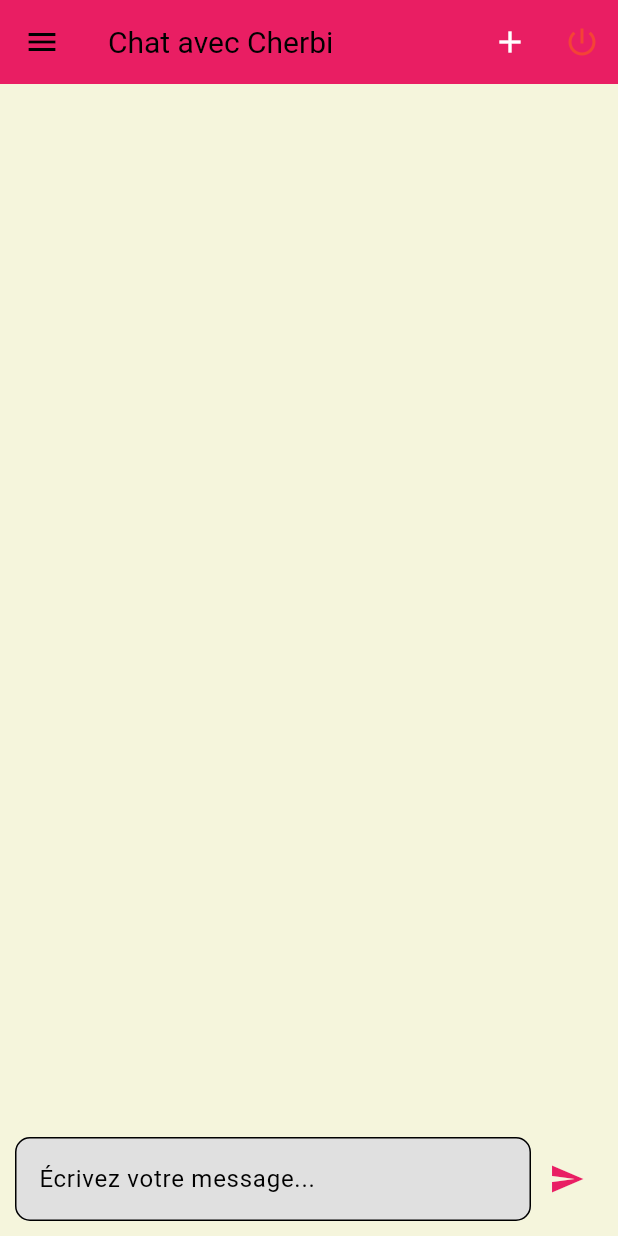
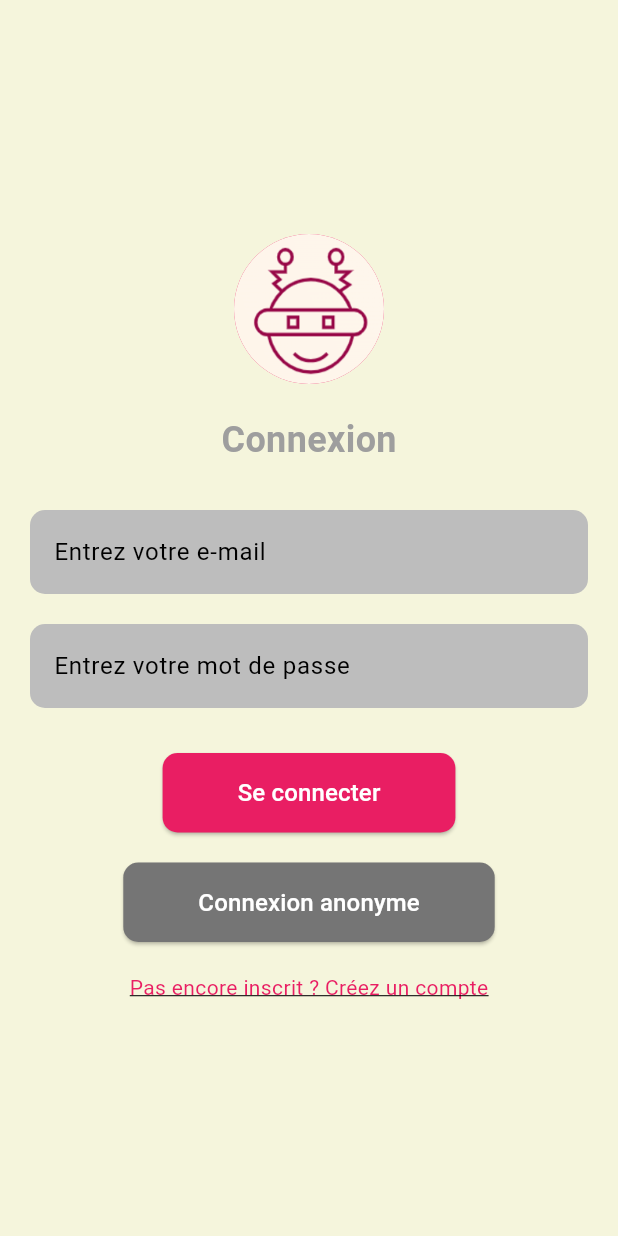
Before and after one commit to Amelchrb/Projet-flutter-Cherbi-Amel, a Flutter app: the screen it shows after launch, on a phone screen of 412 x 824 dp. Run offline on Flutter 3.47's test engine with Material 3 defaults, Android fonts, the light colour scheme and no system bars; our stand-ins replace cloud_firestore, firebase_auth, firebase_core; accounts and stored records are empty; Roboto replaces fonts that are missing (Poppins).

```diff
--- a/chatbot_ia/lib/main.dart
+++ b/chatbot_ia/lib/main.dart
@@ -1,7 +1,16 @@
 import 'package:flutter/material.dart';
-import 'pages/chat_screen.dart'; // Importe la page de chat
+import 'package:firebase_core/firebase_core.dart'; // Import Firebase Core
+import 'firebase_options.dart'; // Import des options Firebase générées
+import 'pages/chat_screen.dart'; // Page de chat
+import 'pages/login_screen.dart'; // Page de connexion
+import 'pages/register_screen.dart'; // Page d'inscription
+import 'package:firebase_auth/firebase_auth.dart'; // Import Firebase Auth
 
-void main() {
+void main() async {
+  WidgetsFlutterBinding.ensureInitialized(); // Initialise Flutter pour Firebase
+  await Firebase.initializeApp(
+    options: DefaultFirebaseOptions.currentPlatform, // Configure Firebase
+  );
   runApp(MyApp());
 }
 
@@ -15,12 +24,11 @@ class MyApp extends StatelessWidget {
       // Thème clair
       theme: ThemeData(
         colorScheme: ColorScheme.fromSwatch(
-          primarySwatch: Colors.pink, // Couleur principale
-          accentColor: Colors.green, // Couleur secondaire (deprecated)
-          brightness: Brightness.light, // Mode clair
+          primarySwatch: Colors.pink,
+          brightness: Brightness.light,
         ),
         textTheme: const TextTheme(
-          bodyLarge: TextStyle(color: Colors.black), // Texte par défaut en noir
+          bodyLarge: TextStyle(color: Colors.black),
         ),
       ),
 
@@ -28,20 +36,49 @@ class MyApp extends StatelessWidget {
       darkTheme: ThemeData(
         colorScheme: ColorScheme.fromSwatch(
           primarySwatch: Colors.pink,
-          accentColor: Colors.green,
-          brightness: Brightness.dark, // Mode sombre
+          brightness: Brightness.dark,
         ),
         textTheme: const TextTheme(
-          bodyLarge:
-              TextStyle(color: Colors.white), // Texte par défaut en blanc
+          bodyLarge: TextStyle(color: Colors.white),
         ),
       ),
 
       // Mode du thème (automatique)
-      themeMode: ThemeMode.system, // Change automatiquement selon le système
+      themeMode: ThemeMode.system,
 
-      // Page principale
-      home: ChatScreen(), // Définit ChatScreen comme écran principal
+      // Gestion des pages principales
+      home:
+          AuthStateHandler(), // Gère la redirection en fonction de l'état de connexion
+      routes: {
+        '/login': (context) => LoginScreen(),
+        '/chat': (context) => ChatScreen(),
+        '/register': (context) => RegisterScreen(),
+      },
     );
   }
 }
+
+class AuthStateHandler extends StatelessWidget {
+  @override
+  Widget build(BuildContext context) {
+    return StreamBuilder<User?>(
+      stream: FirebaseAuth.instance.authStateChanges(),
+      builder: (context, snapshot) {
+        if (snapshot.connectionState == ConnectionState.waiting) {
+          // Affiche un écran de chargement pendant l'attente
+          return const Scaffold(
+            body: Center(child: CircularProgressIndicator()),
+          );
+        }
+
+        if (snapshot.hasData) {
+          // Si l'utilisateur est connecté, rediriger vers ChatScreen
+          return ChatScreen();
+        } else {
+          // Sinon, rediriger vers LoginScreen
+          return LoginScreen();
+        }
+      },
+    );
+  }
+}
--- /dev/null
+++ b/chatbot_ia/lib/pages/login_screen.dart
@@ -0,0 +1,210 @@
+import 'package:flutter/material.dart';
+import 'register_screen.dart'; // Import de la page d'inscription
+import 'package:firebase_auth/firebase_auth.dart'; // Firebase Auth pour la connexion
+
+class LoginScreen extends StatefulWidget {
+  @override
+  _LoginScreenState createState() => _LoginScreenState();
+}
+
+class _LoginScreenState extends State<LoginScreen> {
+  final TextEditingController _emailController = TextEditingController();
+  final TextEditingController _passwordController = TextEditingController();
+  bool _isLoading = false;
+
+  // Fonction pour se connecter avec e-mail et mot de passe
+  void _login() async {
+    setState(() {
+      _isLoading = true;
+    });
+
+    try {
+      await FirebaseAuth.instance.signInWithEmailAndPassword(
+        email: _emailController.text.trim(),
+        password: _passwordController.text.trim(),
+      );
+
+      ScaffoldMessenger.of(context).showSnackBar(
+        const SnackBar(content: Text('Connexion réussie !')),
+      );
+
+      // Redirection vers la page de chat
+      Navigator.pushReplacementNamed(context, '/chat');
+    } catch (e) {
+      _handleAuthError(e);
+    } finally {
+      setState(() {
+        _isLoading = false;
+      });
+    }
+  }
+
+  // Fonction pour se connecter anonymement
+  void _loginAnonymously() async {
+    setState(() {
+      _isLoading = true;
+    });
+
+    try {
+      await FirebaseAuth.instance.signInAnonymously();
+
+      ScaffoldMessenger.of(context).showSnackBar(
+        const SnackBar(content: Text('Connexion anonyme réussie !')),
+      );
+
+      // Redirection vers la page de chat
+      Navigator.pushReplacementNamed(context, '/chat');
+    } catch (e) {
+      ScaffoldMessenger.of(context).showSnackBar(
+        SnackBar(content: Text('Erreur : ${e.toString()}')),
+      );
+    } finally {
+      setState(() {
+        _isLoading = false;
+      });
+    }
+  }
+
+  // Gestion des erreurs Firebase Auth
+  void _handleAuthError(Object e) {
+    String errorMessage;
+
+    switch (e.runtimeType) {
+      case FirebaseAuthException:
+        final authException = e as FirebaseAuthException;
+        switch (authException.code) {
+          case 'user-not-found':
+            errorMessage = "Aucun utilisateur trouvé avec cet e-mail.";
+            break;
+          case 'wrong-password':
+            errorMessage = "Mot de passe incorrect.";
+            break;
+          case 'invalid-email':
+            errorMessage = "Adresse e-mail invalide.";
+            break;
+          default:
+            errorMessage = "Erreur inconnue : ${authException.message}";
+        }
+        break;
+      default:
+        errorMessage = "Une erreur inattendue s'est produite : ${e.toString()}";
+    }
+
+    ScaffoldMessenger.of(context).showSnackBar(
+      SnackBar(content: Text(errorMessage)),
+    );
+  }
+
+  @override
+  Widget build(BuildContext context) {
+    return Scaffold(
+      backgroundColor: const Color(0xFFF5F5DC), // Beige clair
+      body: Padding(
+        padding: const EdgeInsets.all(20.0),
+        child: Column(
+          mainAxisAlignment: MainAxisAlignment.center,
+          children: [
+            // Logo
+            CircleAvatar(
+              backgroundImage: AssetImage('assets/images/Icon-192.png'),
+              radius: 50,
+            ),
+            const SizedBox(height: 20),
+            const Text(
+              'Connexion',
+              style: TextStyle(
+                color: Colors.grey,
+                fontFamily: 'Poppins',
+                fontSize: 24,
+                fontWeight: FontWeight.bold,
+              ),
+            ),
+            const SizedBox(height: 30),
+            // Champ pour l'e-mail
+            TextField(
+              controller: _emailController,
+              decoration: InputDecoration(
+                hintText: "Entrez votre e-mail",
+                filled: true,
+                fillColor: Colors.grey.shade400,
+                border: OutlineInputBorder(
+                  borderRadius: BorderRadius.circular(10),
+                  borderSide: BorderSide.none,
+                ),
+              ),
+              keyboardType: TextInputType.emailAddress,
+            ),
+            const SizedBox(height: 20),
+            // Champ pour le mot de passe
+            TextField(
+              controller: _passwordController,
+              obscureText: true,
+              decoration: InputDecoration(
+                hintText: "Entrez votre mot de passe",
+                filled: true,
+                fillColor: Colors.grey.shade400,
+                border: OutlineInputBorder(
+                  borderRadius: BorderRadius.circular(10),
+                  borderSide: BorderSide.none,
+                ),
+              ),
+            ),
+            const SizedBox(height: 30),
+            // Bouton de connexion
+            ElevatedButton(
+              onPressed: _isLoading ? null : _login,
+              style: ElevatedButton.styleFrom(
+                backgroundColor: Colors.pink,
+                padding:
+                    const EdgeInsets.symmetric(horizontal: 50, vertical: 15),
+                shape: RoundedRectangleBorder(
+                  borderRadius: BorderRadius.circular(10),
+                ),
+              ),
+              child: _isLoading
+                  ? const CircularProgressIndicator(color: Colors.white)
+                  : const Text(
+                      'Se connecter',
+                      style: TextStyle(fontSize: 16, color: Colors.white),
+                    ),
+            ),
+            const SizedBox(height: 20),
+            // Bouton de connexion anonyme
+            ElevatedButton(
+              onPressed: _isLoading ? null : _loginAnonymously,
+              style: ElevatedButton.styleFrom(
+                backgroundColor: Colors.grey.shade600,
+                padding:
+                    const EdgeInsets.symmetric(horizontal: 50, vertical: 15),
+                shape: RoundedRectangleBorder(
+                  borderRadius: BorderRadius.circular(10),
+                ),
+              ),
+              child: const Text(
+                'Connexion anonyme',
+                style: TextStyle(fontSize: 16, color: Colors.white),
+              ),
+            ),
+            const SizedBox(height: 20),
+            // Lien vers la page d'inscription
+            GestureDetector(
+              onTap: () {
+                Navigator.push(
+                  context,
+                  MaterialPageRoute(builder: (context) => RegisterScreen()),
+                );
+              },
+              child: const Text(
+                "Pas encore inscrit ? Créez un compte",
+                style: TextStyle(
+                  color: Colors.pink,
+                  decoration: TextDecoration.underline,
+                ),
+              ),
+            ),
+          ],
+        ),
+      ),
+    );
+  }
+}
--- a/chatbot_ia/pubspec.yaml
+++ b/chatbot_ia/pubspec.yaml
@@ -33,7 +33,9 @@ dependencies:
   flutter_animate: ^4.2.0
   http: ^1.2.2 # Pour les requêtes API
   provider: ^6.0.0 # Pour la gestion d'état
-
+  firebase_core: ^3.8.0
+  firebase_auth: ^5.0.0
+  cloud_firestore: ^5.5.0
 
   # The following adds the Cupertino Icons font to your application.
   # Use with the CupertinoIcons class for iOS style icons.
```
Also changed, not shown: chatbot_ia/lib/pages/chat_screen.dart (+189 -55 lines), chatbot_ia/lib/pages/register_screen.dart (added, +225 -0 lines), chatbot_ia/firebase.json (added), chatbot_ia/lib/firebase_options.dart (added), chatbot_ia/pubspec.lock, 10 other files.
